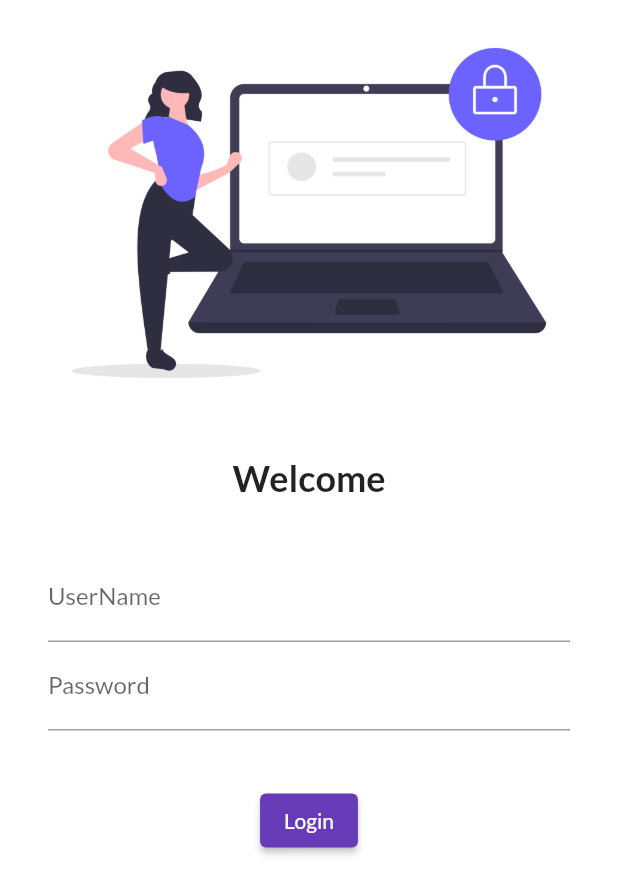
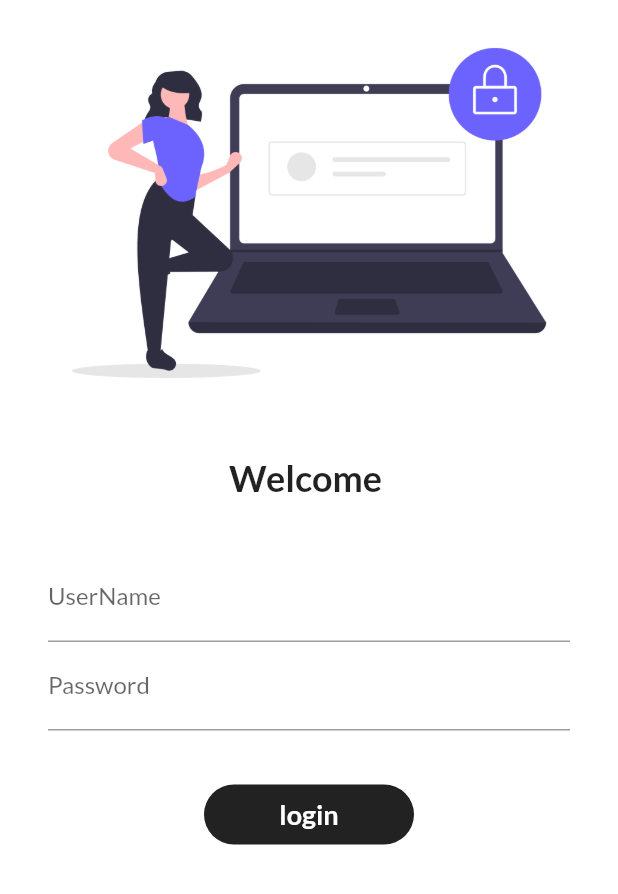
Before and after one commit to AshishLawaju/30flutter, a Flutter app: the screen it shows after launch, on a phone screen of 412 x 824 dp. Shown: the top 894 px of the screen. Run offline on Flutter 3.47's test engine with Material 2 defaults, Android fonts, the light colour scheme and no system bars; our stand-ins replace google_fonts.

Commit message:
day 6 completed

```diff
--- a/lib/main.dart
+++ b/lib/main.dart
@@ -1,3 +1,4 @@
+import 'package:c4/utils/routes.dart';
 import 'package:flutter/material.dart';
 import 'package:google_fonts/google_fonts.dart';
 
@@ -20,7 +21,11 @@ class MyApp extends StatelessWidget {
           fontFamily: GoogleFonts.lato().fontFamily),
       darkTheme: ThemeData(brightness: Brightness.dark),
       initialRoute: "/",
-      routes: {"/": (context) => LoginPage(), "home": (context) => HomePage()},
+      routes: {
+        "/": (context) => LoginPage(),
+        MyRoutes.homeRoute: (context) => HomePage(),
+        MyRoutes.loginRoute: (context) => LoginPage()
+      },
     );
   }
 }
--- a/lib/pages/home_page.dart
+++ b/lib/pages/home_page.dart
@@ -5,6 +5,8 @@ class HomePage extends StatelessWidget {
 
   @override
   Widget build(BuildContext context) {
-    return Container();
+    return Material(
+      child: Center(child: Text("welcome to flutter Ashish Lawaju")),
+    );
   }
 }
--- a/lib/pages/login_page.dart
+++ b/lib/pages/login_page.dart
@@ -1,12 +1,22 @@
+import 'package:c4/utils/routes.dart';
 import 'package:flutter/material.dart';
 
-class LoginPage extends StatelessWidget {
+class LoginPage extends StatefulWidget {
   const LoginPage({Key? key}) : super(key: key);
+
+  @override
+  State<LoginPage> createState() => _LoginPageState();
+}
+
+class _LoginPageState extends State<LoginPage> {
+  String name = "";
+  bool changeButton = false;
 
   @override
   Widget build(BuildContext context) {
     return Material(
         color: Colors.white,
+        child: SingleChildScrollView(
           child: Column(
             children: [
               Image.asset(
@@ -17,17 +27,22 @@ class LoginPage extends StatelessWidget {
                 height: 20,
               ),
               Text(
-              "Welcome",
+                "Welcome $name",
                 style: TextStyle(fontWeight: FontWeight.bold, fontSize: 24),
               ),
               SizedBox(
                 height: 20,
               ),
               Padding(
-              padding: const EdgeInsets.symmetric(horizontal: 32, vertical: 16),
+                padding:
+                    const EdgeInsets.symmetric(horizontal: 32, vertical: 16),
                 child: Column(
                   children: [
                     TextField(
+                      onChanged: (value) {
+                        name = value;
+                        setState(() {});
+                      },
                       decoration: InputDecoration(
                           hintText: "Enter UserName", labelText: "UserName"),
                     ),
@@ -42,12 +57,49 @@ class LoginPage extends StatelessWidget {
               SizedBox(
                 height: 20,
               ),
-            ElevatedButton(
-              onPressed: () {},
-              child: Text("Login"),
-              style: TextButton.styleFrom(),
+
+              InkWell(
+                onTap: () async {
+                  setState(() {
+                    changeButton = true;
+                  });
+
+                  await Future.delayed(Duration(seconds: 1));
+                  Navigator.pushNamed(context, MyRoutes.homeRoute);
+                },
+                child: AnimatedContainer(
+                  duration: Duration(seconds: 1),
+                  width: changeButton ? 100 : 140,
+                  height: 40,
+                  alignment: Alignment.center,
+                  child: changeButton
+                      ? Icon(
+                          Icons.done,
+                          color: Colors.white,
                         )
+                      : Text(
+                          "login",
+                          style: TextStyle(
+                              color: Colors.white,
+                              fontWeight: FontWeight.bold,
+                              fontSize: 18),
+                        ),
+                  decoration: BoxDecoration(
+                    color: Colors.black87,
+                    //shape: changeButton ? BoxShape.circle : BoxShape.rectangle,
+                    borderRadius: BorderRadius.circular(changeButton ? 10 : 20),
+                  ),
+                ),
+              ),
+              // ElevatedButton(
+              //   onPressed: () {
+              //     Navigator.pushNamed(context, MyRoutes.homeRoute);
+              //   },
+              //   child: Text("Login"),
+              //   style: TextButton.styleFrom(minimumSize: Size(150, 40)),
+              // )
             ],
+          ),
         ));
   }
 }
--- /dev/null
+++ b/lib/utils/routes.dart
@@ -0,0 +1,4 @@
+class MyRoutes {
+  static String loginRoute = "/login";
+  static String homeRoute = "/home";
+}
```
Lines whose indentation alone changed are shown as unchanged.
